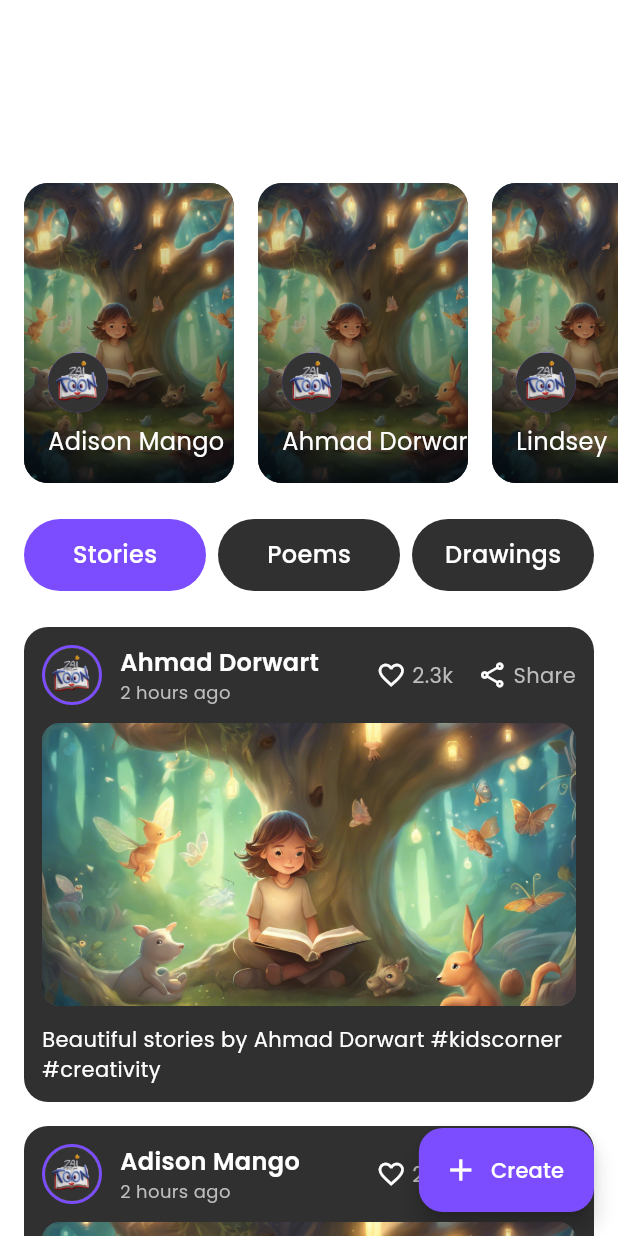
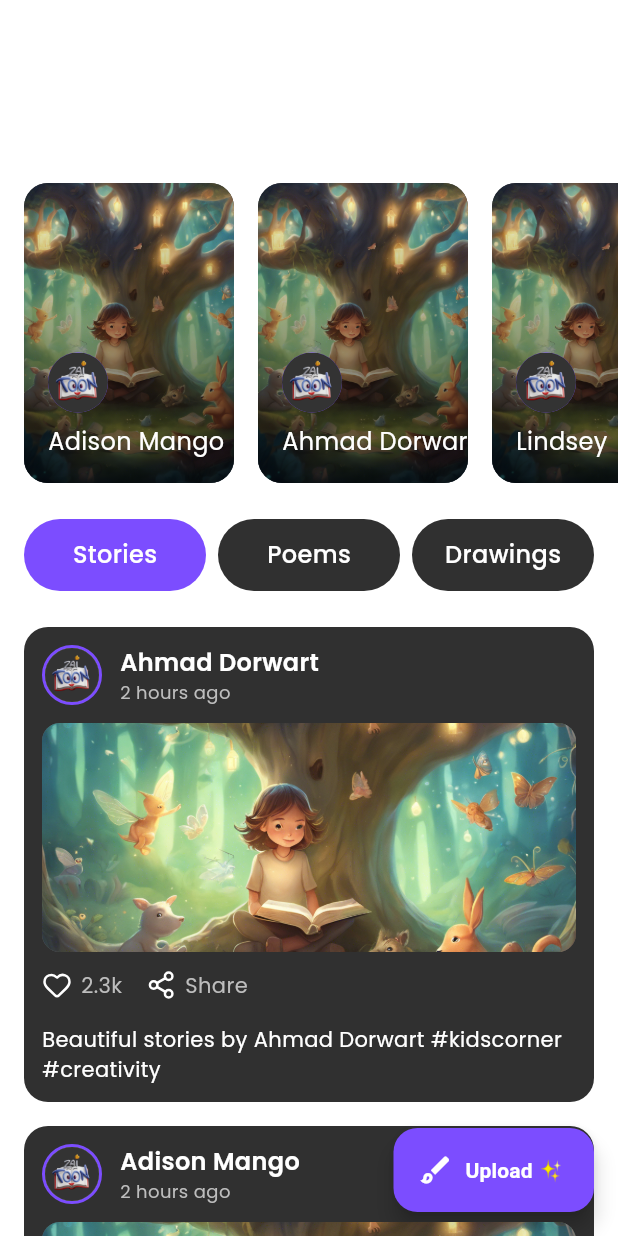
Before and after one commit to Jalaludheen25/Zaitoon, a Flutter app: the KidsCornerScreen screen opened directly, on a phone screen of 412 x 824 dp. Run offline on Flutter 3.47's test engine with Material 3 defaults, Android fonts, the phone set to English and light mode, and no system bars; our stand-ins replace animated_text_kit, cached_network_image, cloud_firestore, firebase_auth, firebase_core, flutter_cache_manager and 9 more; missing offline and left inert: flutter_pdfview, fluttermoji, onesignal_flutter; accounts and stored records are empty; statements that could not run were skipped.

Commit message:
✨ feat: enhance Kids Corner screen with Google Fonts integration, updated button icons, and improved layout for engagement features

```diff
--- a/lib/screens/kids_corner_screen/kids_corner_screen.dart
+++ b/lib/screens/kids_corner_screen/kids_corner_screen.dart
@@ -1,4 +1,6 @@
 import 'package:flutter/material.dart';
+import 'package:google_fonts/google_fonts.dart';
+import 'package:lucide_icons/lucide_icons.dart';
 import 'package:zaitoon/constants/color_class.dart';
 import 'package:zaitoon/screens/kids_corner_screen/components/get_started_screen.dart';
 
@@ -87,7 +89,7 @@ class _KidsCornerScreenState extends State<KidsCornerScreen>
               child: Center(
                 child: Text(
                   text,
-                  style: TextStyle(
+                  style: GoogleFonts.poppins(
                     color: ColorClass.white,
                     fontSize: 16,
                     fontWeight: FontWeight.w500,
@@ -115,18 +117,21 @@ class _KidsCornerScreenState extends State<KidsCornerScreen>
           );
         },
         backgroundColor: ColorClass.primaryColor,
-        icon: const Icon(Icons.add, color: ColorClass.white),
-        label: const Text(
-          'Create',
-          style: TextStyle(color: ColorClass.white),
+        icon: const Icon(Icons.brush_outlined, color: ColorClass.white),
+        label: Text(
+          'Upload ✨',
+          style: GoogleFonts.comicNeue(
+            color: ColorClass.white,
+            fontWeight: FontWeight.bold,
+          ),
         ),
       ),
       appBar: AppBar(
         automaticallyImplyLeading: false,
         backgroundColor: Colors.transparent,
-        title: const Text(
+        title: Text(
           'Kids Corner',
-          style: TextStyle(
+          style: GoogleFonts.fredoka(
             color: ColorClass.white,
             fontSize: 24,
             fontWeight: FontWeight.bold,
@@ -138,11 +143,11 @@ class _KidsCornerScreenState extends State<KidsCornerScreen>
           Expanded(
             child: ListView(
               children: [
-                const Padding(
+                Padding(
                   padding: EdgeInsets.all(16.0),
                   child: Text(
                     'Highlights',
-                    style: TextStyle(
+                    style: GoogleFonts.poppins(
                       color: ColorClass.white,
                       fontSize: 24,
                       fontWeight: FontWeight.w500,
@@ -320,7 +325,7 @@ class _KidsCornerScreenState extends State<KidsCornerScreen>
                           children: [
                             Text(
                               authorName,
-                              style: const TextStyle(
+                              style: GoogleFonts.poppins(
                                 color: ColorClass.white,
                                 fontSize: 16,
                                 fontWeight: FontWeight.w600,
@@ -328,28 +333,12 @@ class _KidsCornerScreenState extends State<KidsCornerScreen>
                             ),
                             Text(
                               '2 hours ago',
-                              style: TextStyle(
+                              style: GoogleFonts.poppins(
                                 color: Colors.grey[400],
                                 fontSize: 12,
                               ),
                             ),
                           ],
-                        ),
-                      ],
-                    ),
-                    // Like and Share buttons
-                    Row(
-                      children: [
-                        _buildEngagementButton(
-                          icon: Icons.favorite_border,
-                          label: '2.3k',
-                          onPressed: () {},
-                        ),
-                        const SizedBox(width: 16),
-                        _buildEngagementButton(
-                          icon: Icons.share_outlined,
-                          label: 'Share',
-                          onPressed: () {},
                         ),
                       ],
                     ),
@@ -377,10 +366,26 @@ class _KidsCornerScreenState extends State<KidsCornerScreen>
                 child: Column(
                   crossAxisAlignment: CrossAxisAlignment.start,
                   children: [
+                    Row(
+                      children: [
+                        _buildEngagementButton(
+                          icon: LucideIcons.heart,
+                          label: '2.3k',
+                          onPressed: () {},
+                        ),
+                        const SizedBox(width: 16),
+                        _buildEngagementButton(
+                          icon: LucideIcons.share2,
+                          label: 'Share',
+                          onPressed: () {},
+                        ),
+                      ],
+                    ),
+                    SizedBox(height: 16),
                     // Caption
                     Text(
                       'Beautiful ${title.toLowerCase()} by $authorName #kidscorner #creativity',
-                      style: const TextStyle(
+                      style: GoogleFonts.poppins(
                         color: ColorClass.white,
                         fontSize: 14,
                       ),
@@ -411,10 +416,10 @@ class _KidsCornerScreenState extends State<KidsCornerScreen>
             color: ColorClass.white,
             size: 20,
           ),
-          const SizedBox(width: 4),
+          const SizedBox(width: 6),
           Text(
             label,
-            style: TextStyle(
+            style: GoogleFonts.poppins(
               color: Colors.grey[400],
               fontSize: 14,
             ),
```
